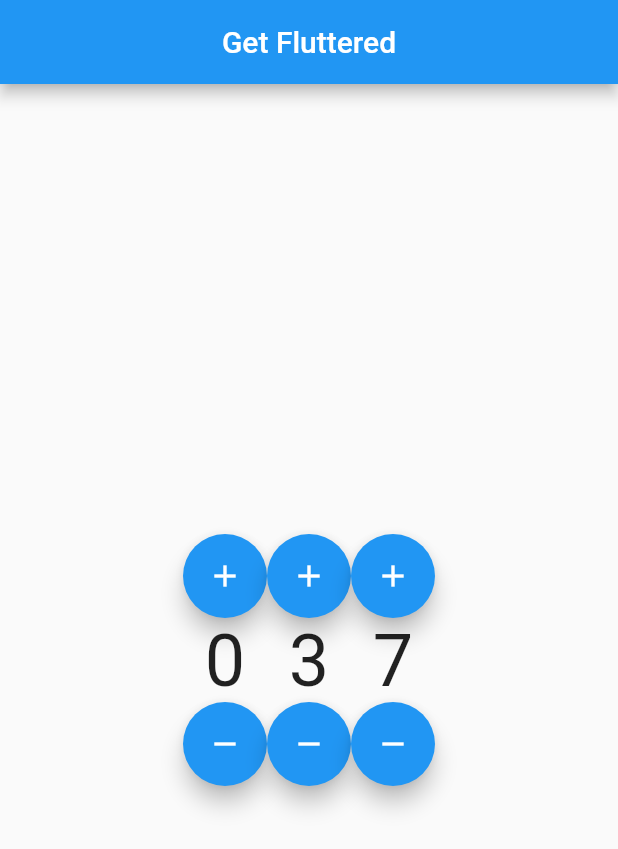
After one commit to FireJuun/get_fluttered, a Flutter app: the screen it shows after launch, on a phone screen of 412 x 824 dp. The commit adds this screen. Shown: the top 849 px of the screen. Run offline on Flutter 3.47's test engine with Material 2 defaults, Android fonts, the phone set to English and light mode, and no system bars; our stand-ins replace get.

Commit message:
Get MVC+S including folder structure

```diff
--- /dev/null
+++ b/lib/controllers/commands/abstract_command.dart
@@ -0,0 +1,6 @@
+import 'package:get/get.dart';
+import 'package:get_fluttered/controllers/counter_controller.dart';
+
+abstract class AbstractCommand {
+  CounterController get controller => Get.find();
+}
--- /dev/null
+++ b/lib/controllers/commands/commands.dart
@@ -0,0 +1,2 @@
+export 'count_up_command.dart';
+export 'count_down_command.dart';
--- /dev/null
+++ b/lib/models/counter_model.dart
@@ -0,0 +1,10 @@
+import 'package:get/get.dart';
+import 'package:get_fluttered/models/data/counter.dart';
+
+class CounterModel {
+  List<Counter> counterList = [
+    Counter(),
+    Counter(counter: 3.obs),
+    Counter(counter: 7.obs),
+  ];
+}
--- /dev/null
+++ b/lib/views/home/counting_column.dart
@@ -0,0 +1,28 @@
+import 'package:flutter/material.dart';
+import 'package:get/get.dart';
+import 'package:get_fluttered/controllers/commands/commands.dart';
+import 'package:get_fluttered/models/data/counter.dart';
+
+class CountingColumn extends StatelessWidget {
+  final Counter item;
+  const CountingColumn({Key key, @required this.item}) : super(key: key);
+
+  @override
+  Widget build(BuildContext context) {
+    return Obx(() => Column(
+          mainAxisAlignment: MainAxisAlignment.center,
+          children: [
+            FloatingActionButton(
+                child: Icon(Icons.add),
+                onPressed: () => CountUpCommand().execute(item)),
+            Text(
+              item.counter.toString(),
+              style: TextStyle(fontSize: 48),
+            ),
+            FloatingActionButton(
+                child: Icon(Icons.remove),
+                onPressed: () => CountDownCommand().execute(item))
+          ],
+        ));
+  }
+}
--- /dev/null
+++ b/lib/views/home/home_view.dart
@@ -0,0 +1,33 @@
+import 'package:flutter/material.dart';
+import 'package:get/get.dart';
+import 'package:get_fluttered/controllers/counter_controller.dart';
+
+import 'counting_column.dart';
+
+class HomeView extends StatelessWidget {
+  const HomeView({Key key}) : super(key: key);
+
+  @override
+  Widget build(BuildContext context) {
+    return Scaffold(
+      appBar: AppBar(
+        centerTitle: true,
+        title: Text('Get Fluttered'),
+      ),
+      body: GetBuilder<CounterController>(
+        init: CounterController(),
+        builder: (controller) {
+          return Center(
+            child: Row(
+              mainAxisAlignment: MainAxisAlignment.center,
+              children: [
+                ...controller.model.counterList
+                    .map((e) => CountingColumn(item: e)),
+              ],
+            ),
+          );
+        },
+      ),
+    );
+  }
+}
```
Also changed, not shown: lib/controllers/commands/count_down_command.dart (added, +10 -0 lines), lib/controllers/commands/count_up_command.dart (added, +10 -0 lines), lib/controllers/counter_controller.dart (added, +8 -0 lines), lib/main.dart (+2 -82 lines), lib/models/data/counter.dart (added, +7 -0 lines).
